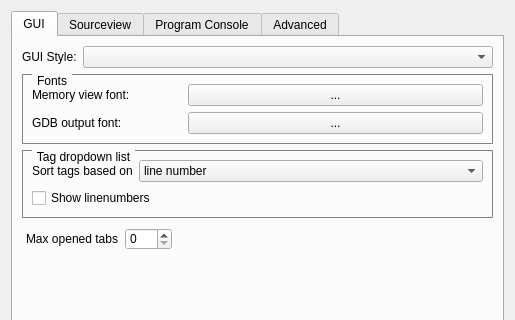
This is src/settingsdialog.ui in jhn98032/gede as Qt 5 draws it before an edit; both pictures show x 0 to 515 and y 0 to 320 of the 515 by 546 pixel window. The edited form follows.
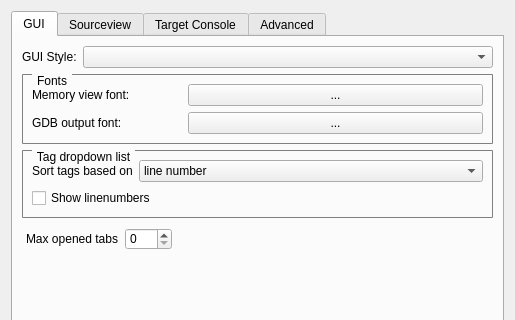
This is the edited form. Custom widgets are drawn as their Qt base class.

The edit to the form file:
```diff
--- a/src/settingsdialog.ui
+++ b/src/settingsdialog.ui
@@ -505,7 +505,7 @@
      </widget>
      <widget class="QWidget" name="tab_3">
       <attribute name="title">
-       <string>Program Console</string>
+       <string>Target Console</string>
       </attribute>
       <layout class="QVBoxLayout" name="verticalLayout_7">
        <item>
```
